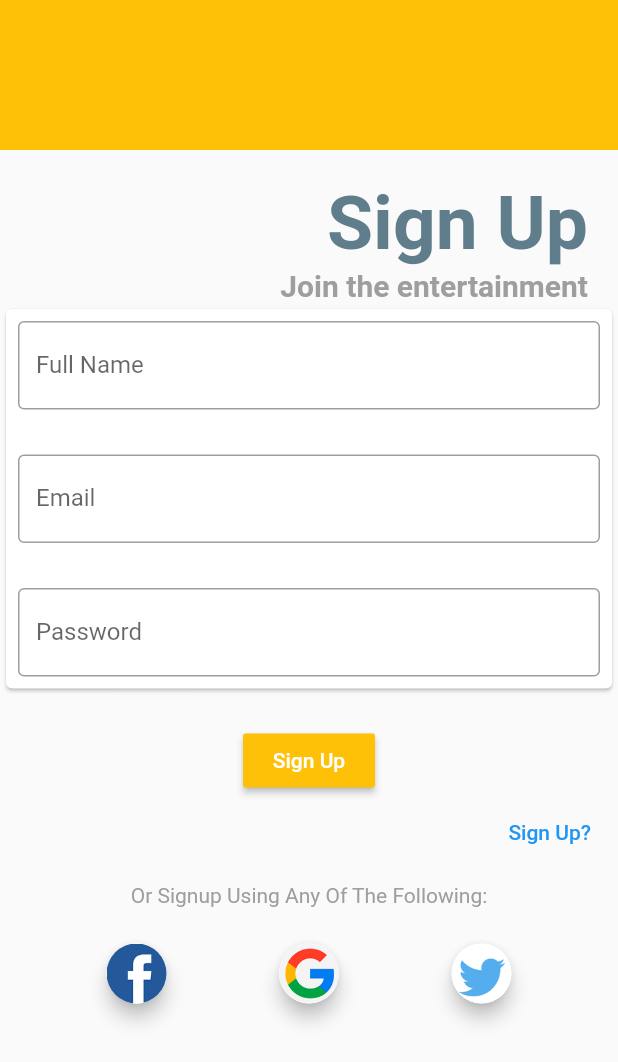
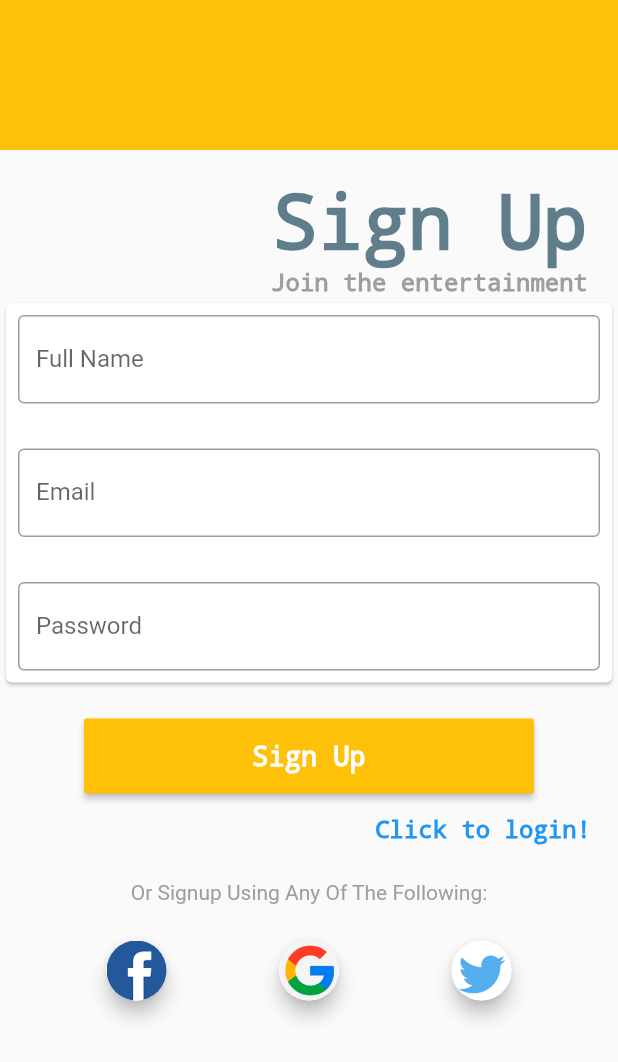
Before and after one commit to abbabashir/Grand-Entertainment, a Flutter app: the SignUp screen opened directly, on a phone screen of 412 x 824 dp. Shown: the top 1062 px of the screen. Run offline on Flutter 3.47's test engine with Material 2 defaults, Android fonts, the light colour scheme and no system bars; Roboto replaces fonts that are missing (Monospace).

Commit message:
added some pages and modified

```diff
--- a/lib/screens/main.dart
+++ b/lib/screens/main.dart
@@ -1,5 +1,8 @@
 import 'package:flutter/material.dart';
+import 'package:grand_entertainment/screens/forgotpassword.dart';
+import 'package:grand_entertainment/screens/homepage.dart';
 import 'package:grand_entertainment/screens/loginPage.dart';
+import 'package:grand_entertainment/screens/payment.dart';
 import 'package:grand_entertainment/screens/signup.dart';
 import 'package:grand_entertainment/screens/welcomePage.dart';
 
@@ -13,11 +16,12 @@ class MyApp extends StatelessWidget {
   @override
   Widget build(BuildContext context) {
     return MaterialApp(
+      debugShowCheckedModeBanner: false,
       title: 'Grand Entertainment',
       theme: ThemeData(
         primarySwatch: Colors.blue,
       ),
-      home: WelcomePage(),
+      home: PaymentPage(),
     );
   }
 }
--- a/lib/screens/signup.dart
+++ b/lib/screens/signup.dart
@@ -26,6 +26,7 @@ class SignUp extends StatelessWidget {
                   Text("Sign Up",
                   style: TextStyle(
                       fontWeight: FontWeight.bold,
+                      fontFamily: "Monospace",
                       fontSize: 50,
                       color: Colors.blueGrey
                     ),
@@ -43,7 +44,8 @@ class SignUp extends StatelessWidget {
                   Text("Join the entertainment",
                   style: TextStyle(
                     fontWeight: FontWeight.bold,
-                    fontSize: 20,
+                    fontFamily: "Monospace",
+                    fontSize: 16,
                     color: Colors.grey
                   ),
                   ),
@@ -86,17 +88,36 @@ class SignUp extends StatelessWidget {
             ),
           ),
           SizedBox(height: 20,),
-          RaisedButton(onPressed: () {},
-          child: Text("Sign Up"),
+          ButtonTheme(
+            minWidth: 300.0,
+            height: 50.0,
+            child: RaisedButton(onPressed: () {},
+            child: Text("Sign Up",
+            style: TextStyle(
+                        fontWeight: FontWeight.bold,
+                        fontFamily: "Monospace",
+                        fontSize: 18,
+                        color: Colors.white
+                      ),
+                      ),
             color: Colors.amber,
             textColor: Colors.white,
+            ),
           ),
           Row(
             mainAxisAlignment: MainAxisAlignment.end,
             children: [
               Padding(
                 padding: const EdgeInsets.only(right: 10),
-                child: TextButton(onPressed: (){}, child: Text("Sign Up?"),),
+                child: TextButton(onPressed: (){},
+                child: Text("Click to login!",
+                style: TextStyle(
+                  fontWeight: FontWeight.bold,
+                      fontFamily: "Monospace",
+                      fontSize: 16,
+                      color: Colors.blue
+                ),),
+                ),
               ),
             ],
           ),
```
Also changed, not shown: lib/screens/forgotpassword.dart (added, +129 -0 lines), lib/screens/homepage.dart (added, +33 -0 lines), lib/screens/hometab.dart (added, +14 -0 lines), lib/screens/loginPage.dart (+28 -5 lines), lib/screens/payment.dart (added, +17 -0 lines). Lines whose indentation alone changed are shown as unchanged.
